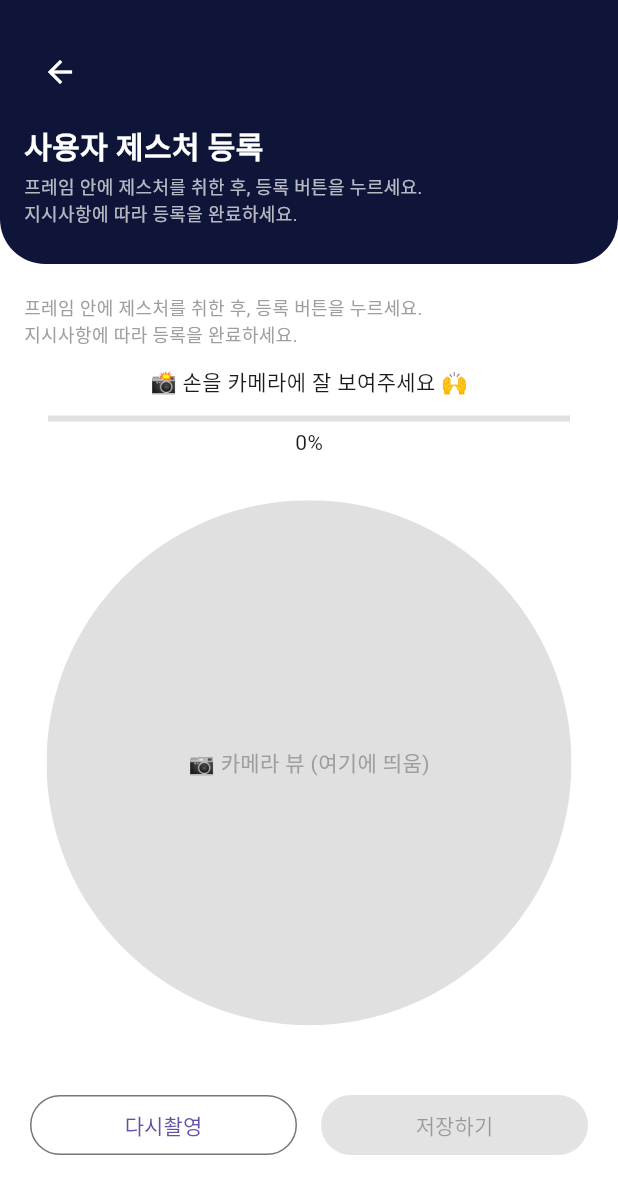
After one commit to sangwoo4/ghostouch, a Flutter app: the GestureShootingPage screen opened directly, on a phone screen of 412 x 824 dp. The commit adds this screen. Shown: the top 1194 px of the screen. Run offline on Flutter 3.47's test engine with Material 3 defaults, Android fonts, the phone set to English and light mode, and no system bars.

Commit message:
add camera shooting page

```diff
--- /dev/null
+++ b/mobile/lib/pages/GestureShootingPage.dart
@@ -0,0 +1,150 @@
+import 'package:flutter/material.dart';
+
+class GestureShootingPage extends StatelessWidget {
+  const GestureShootingPage({super.key});
+
+  @override
+  Widget build(BuildContext context) {
+    double progressPercent = 0.0; // 상태바
+
+    return Scaffold(
+      backgroundColor: Colors.white,
+      body: SafeArea(
+        child: Column(
+          children: [
+            // 상단 헤더
+            Container(
+              width: double.infinity,
+              padding: const EdgeInsets.symmetric(horizontal: 16, vertical: 24),
+              decoration: const BoxDecoration(
+                color: Color(0xFF0E1539),
+                borderRadius: BorderRadius.vertical(
+                  bottom: Radius.circular(30),
+                ),
+              ),
+              child: Column(
+                crossAxisAlignment: CrossAxisAlignment.start,
+                children: [
+                  IconButton(
+                    icon: const Icon(Icons.arrow_back, color: Colors.white),
+                    onPressed: () => Navigator.pop(context),
+                  ),
+                  const SizedBox(height: 10),
+                  const Text(
+                    '사용자 제스처 등록',
+                    style: TextStyle(
+                      fontSize: 20,
+                      fontWeight: FontWeight.bold,
+                      color: Colors.white,
+                    ),
+                  ),
+                  const SizedBox(height: 4),
+                  const Text(
+                    '프레임 안에 제스처를 취한 후, 등록 버튼을 누르세요.\n지시사항에 따라 등록을 완료하세요.',
+                    style: TextStyle(
+                      fontSize: 12,
+                      color: Colors.white70,
+                      height: 1.4,
+                    ),
+                  ),
+                ],
+              ),
+            ),
+            const SizedBox(height: 20),
+
+            const Padding(
+              padding: EdgeInsets.symmetric(horizontal: 16),
+              child: Align(
+                alignment: Alignment.centerLeft,
+                child: Text(
+                  '프레임 안에 제스처를 취한 후, 등록 버튼을 누르세요.\n지시사항에 따라 등록을 완료하세요.',
+                  style: TextStyle(fontSize: 12, color: Colors.grey),
+                ),
+              ),
+            ),
+            const SizedBox(height: 12),
+
+            // 안내 텍스트
+            const Text(
+              '📸 손을 카메라에 잘 보여주세요 🙌',
+              style: TextStyle(fontSize: 14, fontWeight: FontWeight.w500),
+            ),
+            const SizedBox(height: 12),
+
+            // 진행률 표시
+            Padding(
+              padding: const EdgeInsets.symmetric(horizontal: 32),
+              child: Column(
+                children: [
+                  LinearProgressIndicator(
+                    value: progressPercent,
+                    backgroundColor: Colors.grey.shade300,
+                    color: Colors.indigo,
+                    minHeight: 4,
+                  ),
+                  const SizedBox(height: 4),
+                  Align(
+                    alignment: Alignment.center,
+                    child: Text('${(progressPercent * 100).toInt()}%'),
+                  ),
+                ],
+              ),
+            ),
+            const SizedBox(height: 16),
+
+            // 카메라 뷰 (원형)
+            Expanded(
+              child: Center(
+                child: ClipOval(
+                  child: Container(
+                    width: 350,
+                    height: 350,
+                    color: Colors.black12,
+                    child: const Center(
+                      child: Text(
+                        '📷 카메라 뷰 (여기에 띄움)',
+                        style: TextStyle(color: Colors.grey),
+                      ),
+                    ),
+                    // 이 영역에 카메라 뷰 삽입 예정
+                    // 예: CameraPreview(controller)
+                  ),
+                ),
+              ),
+            ),
+
+            const SizedBox(height: 30),
+
+            // 하단 버튼
+            Padding(
+              padding: const EdgeInsets.symmetric(horizontal: 20),
+              child: Row(
+                children: [
+                  Expanded(
+                    child: OutlinedButton(
+                      onPressed: () {
+                        // 다시촬영 기능
+                      },
+                      child: const Text('다시촬영'),
+                    ),
+                  ),
+                  const SizedBox(width: 16),
+                  Expanded(
+                    child: ElevatedButton(
+                      onPressed: null, // 저장 비활성화 상태
+                      style: ElevatedButton.styleFrom(
+                        backgroundColor: Colors.grey.shade300,
+                      ),
+                      child: const Text('저장하기'),
+                    ),
+                  ),
+                ],
+              ),
+            ),
+            const SizedBox(height: 50),
+          ],
+        ),
+      ),
+    );
+  }
+}
```
Also changed, not shown: mobile/lib/main.dart (+88 -8 lines), mobile/lib/pages/GestureRegisterPage.dart (+31 -11 lines), 1 other file.
